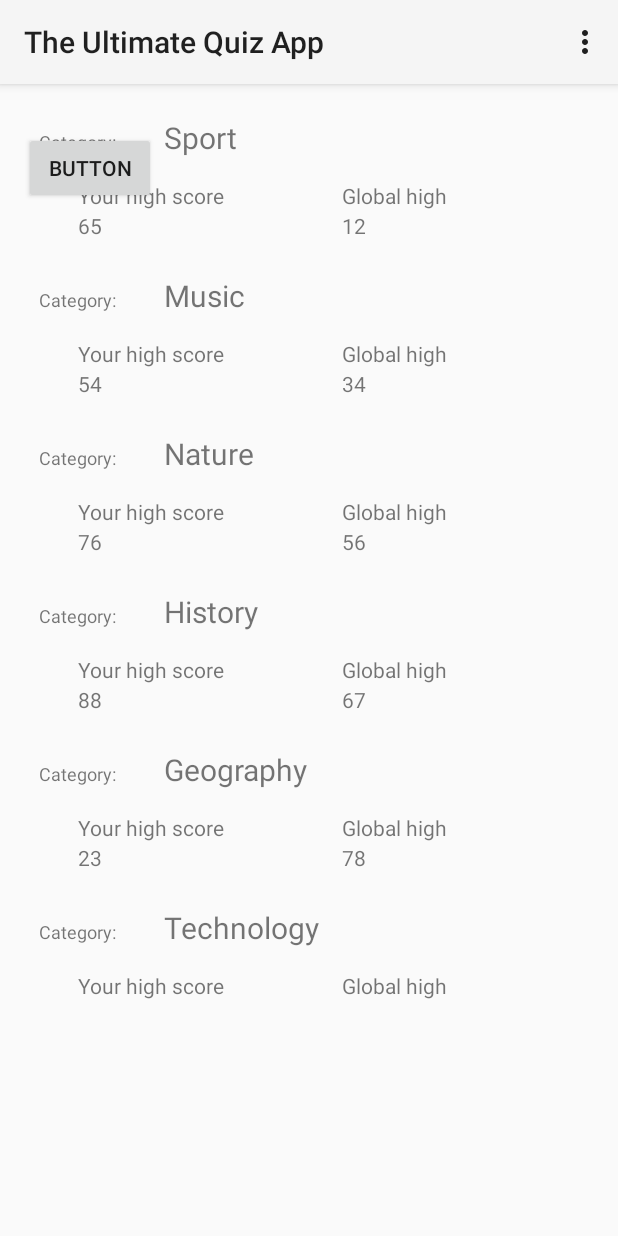
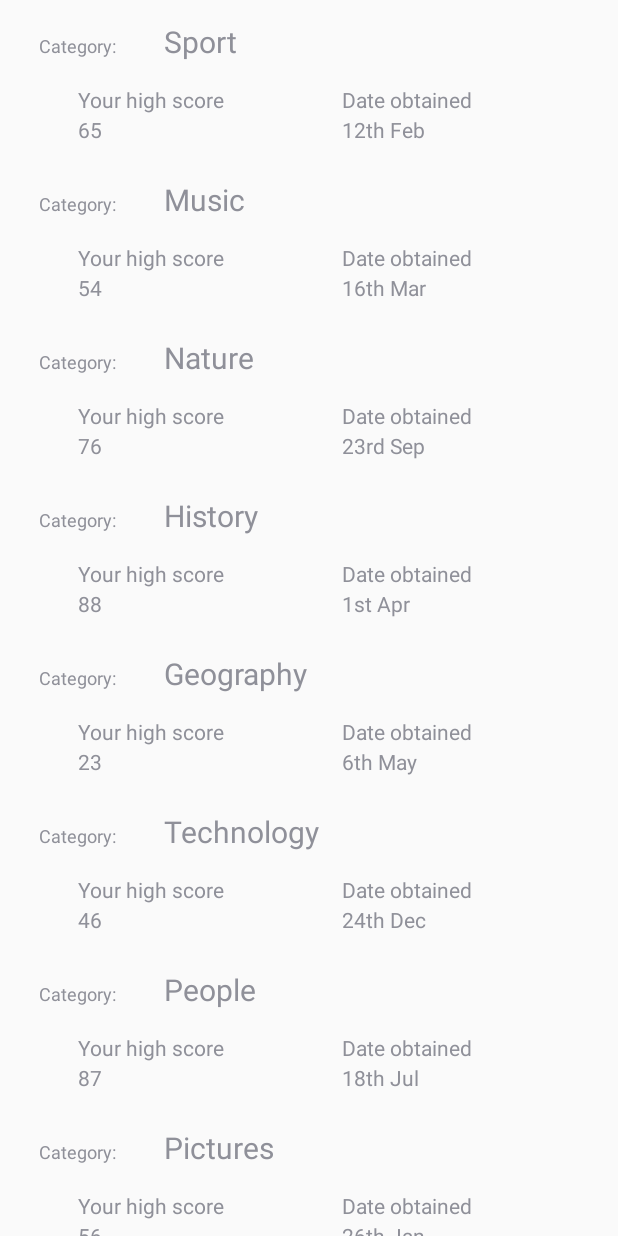
Before and after one commit to RJLgit/QuizApp, an Android app: the screen it shows after launch (MainActivity before the commit, ScoresActivity after it), in the options menu, after a tap on "Your top scores", on a phone screen of 412 x 824 dp. Run offline under Robolectric (Android 15) with nearby library versions, the phone set to English and light mode, and no system bars; our stand-ins replace Firebase (no records; nobody signed in at launch, a user with empty details on screens opened directly); libraries missing offline, so code that uses them is left out: com.firebase.ui; 1 statement that could not run was skipped.

Commit message:
Added fragment for top scores and loaded fragment in activity when menu item clicked

```diff
--- a/app/src/main/AndroidManifest.xml
+++ b/app/src/main/AndroidManifest.xml
@@ -9,6 +9,7 @@
         android:roundIcon="@mipmap/ic_launcher_round"
         android:supportsRtl="true"
         android:theme="@style/Theme.AppCompat.DayNight.NoActionBar">
+        <activity android:name=".ScoresActivity"></activity>
         <activity android:name=".MainActivity">
             <intent-filter>
                 <action android:name="android.intent.action.MAIN" />
--- a/app/src/main/java/com/example/android/myquizapp/MainActivity.java
+++ b/app/src/main/java/com/example/android/myquizapp/MainActivity.java
@@ -110,7 +110,8 @@ public class MainActivity extends AppCompatActivity implements CategoryAdapter.L
                 AuthUI.getInstance().signOut(this);
                 return true;
             case R.id.top_scores_menu:
-
+                Intent intent = new Intent(MainActivity.this, ScoresActivity.class);
+                startActivity(intent);
                 return true;
                 default:
                 return super.onOptionsItemSelected(item);
--- a/app/src/main/java/com/example/android/myquizapp/QuizQuestionClass.java
+++ b/app/src/main/java/com/example/android/myquizapp/QuizQuestionClass.java
@@ -46,5 +46,18 @@ public class QuizQuestionClass {
         res.add("34");
         return res;
     }
-
+    public static ArrayList<String> getDates() {
+        ArrayList<String> res = new ArrayList<>();
+        res.add("12th Feb");
+        res.add("16th Mar");
+        res.add("23rd Sep");
+        res.add("1st Apr");
+        res.add("6th May");
+        res.add("24th Dec");
+        res.add("18th Jul");
+        res.add("26th Jan");
+        res.add("13th Feb");
+        res.add("28th Oct");
+        return res;
+    }
 }
--- /dev/null
+++ b/app/src/main/java/com/example/android/myquizapp/ScoresActivity.java
@@ -0,0 +1,19 @@
+package com.example.android.myquizapp;
+
+import android.support.v4.app.FragmentManager;
+import android.support.v7.app.AppCompatActivity;
+import android.os.Bundle;
+
+public class ScoresActivity extends AppCompatActivity {
+
+    @Override
+    protected void onCreate(Bundle savedInstanceState) {
+        super.onCreate(savedInstanceState);
+        setContentView(R.layout.activity_scores);
+
+        TopScoresFragment topScoresFragment = new TopScoresFragment();
+        FragmentManager fragmentManager = getSupportFragmentManager();
+        fragmentManager.beginTransaction()
+                .add(R.id.frag_container, topScoresFragment).commit();
+    }
+}
--- /dev/null
+++ b/app/src/main/java/com/example/android/myquizapp/ScoresAdapter.java
@@ -0,0 +1,81 @@
+package com.example.android.myquizapp;
+
+import android.content.Context;
+import android.support.annotation.NonNull;
+import android.support.v7.widget.RecyclerView;
+import android.view.LayoutInflater;
+import android.view.View;
+import android.view.ViewGroup;
+import android.widget.TextView;
+
+import java.util.ArrayList;
+
+public class ScoresAdapter extends RecyclerView.Adapter<ScoresAdapter.ScoresViewHolder> {
+
+    private Context mContext;
+    private ArrayList<String> categories;
+    private ArrayList<String> topUserScores;
+    private ArrayList<String> dates;
+    final private ScoresAdapter.ListItemClickListener mListItemClickListener;
+
+    public ScoresAdapter(Context c, ArrayList<String> cat, ArrayList<String> topUser, ArrayList<String> d, ScoresAdapter.ListItemClickListener listener) {
+        this.mContext = c;
+        this.categories = cat;
+        this.topUserScores = topUser;
+        this.dates = d;
+        mListItemClickListener = listener;
+    }
+    public interface ListItemClickListener {
+        void onListItemCLick (String cat);
+    }
+
+    @NonNull
+    @Override
+    public ScoresAdapter.ScoresViewHolder onCreateViewHolder(@NonNull ViewGroup viewGroup, int i) {
+        int layoutForListItem = R.layout.top_scores_item;
+        LayoutInflater inflater = LayoutInflater.from(mContext);
+        View view = inflater.inflate(layoutForListItem, viewGroup, false);
+        return new ScoresAdapter.ScoresViewHolder(view);
+    }
+
+    @Override
+    public void onBindViewHolder(@NonNull ScoresAdapter.ScoresViewHolder scoresViewHolder, int i) {
+        scoresViewHolder.bind(categories.get(i), topUserScores.get(i), dates.get(i));
+    }
+
+    @Override
+    public int getItemCount() {
+        if (categories == null) {
+            return 0;
+        }
+        return categories.size();
+    }
+
+    public class ScoresViewHolder extends RecyclerView.ViewHolder implements View.OnClickListener {
+        private TextView mCategoryTextView;
+        private TextView mUserHighScoreTextView;
+        private TextView mDateTextView;
+
+        public ScoresViewHolder(@NonNull View itemView) {
+            super(itemView);
+            mCategoryTextView = itemView.findViewById(R.id.CategoryScoresNameTextView);
+            mUserHighScoreTextView = itemView.findViewById(R.id.userScoresHighScoreValueTextView);
+            mDateTextView = itemView.findViewById(R.id.dateHighScoreValueTextView);
+            itemView.setOnClickListener(this);
+        }
+
+        void bind(String cat, String userHigh, String date) {
+            mCategoryTextView.setText(cat);
+            mUserHighScoreTextView.setText(userHigh);
+            mDateTextView.setText(date);
+        }
+
+        @Override
+        public void onClick(View view) {
+            int clickedPosition = getAdapterPosition();
+            String categoryClicked = categories.get(clickedPosition);
+
+            mListItemClickListener.onListItemCLick(categoryClicked);
+        }
+    }
+}
--- /dev/null
+++ b/app/src/main/java/com/example/android/myquizapp/TopScoresFragment.java
@@ -0,0 +1,38 @@
+package com.example.android.myquizapp;
+
+import android.os.Bundle;
+import android.support.annotation.NonNull;
+import android.support.annotation.Nullable;
+import android.support.v4.app.Fragment;
+import android.support.v7.widget.LinearLayoutManager;
+import android.support.v7.widget.RecyclerView;
+import android.view.LayoutInflater;
+import android.view.View;
+import android.view.ViewGroup;
+import android.widget.Toast;
+
+public class TopScoresFragment extends Fragment implements ScoresAdapter.ListItemClickListener {
+
+    public TopScoresFragment() {
+    }
+
+    @Nullable
+    @Override
+    public View onCreateView(@NonNull LayoutInflater inflater, @Nullable ViewGroup container, @Nullable Bundle savedInstanceState) {
+        View fView = inflater.inflate(R.layout.fragment_your_top_scores, container, false);
+        RecyclerView mRecyclerView = fView.findViewById(R.id.your_top_scores_recycler_view);
+        LinearLayoutManager layoutManager
+                = new LinearLayoutManager(getActivity().getApplicationContext(), LinearLayoutManager.VERTICAL, false);
+        mRecyclerView.setLayoutManager(layoutManager);
+        mRecyclerView.setHasFixedSize(true);
+
+        ScoresAdapter mScoresAdapter = new ScoresAdapter(getActivity().getApplicationContext(), QuizQuestionClass.getCategories(), QuizQuestionClass.getUserHighScores(), QuizQuestionClass.getDates(), this);
+        mRecyclerView.setAdapter(mScoresAdapter);
+        return fView;
+    }
+
+    @Override
+    public void onListItemCLick(String cat) {
+        Toast.makeText(getActivity(), "Category clicked " + cat, Toast.LENGTH_SHORT).show();
+    }
+}
--- /dev/null
+++ b/app/src/main/res/layout/activity_scores.xml
@@ -0,0 +1,13 @@
+<?xml version="1.0" encoding="utf-8"?>
+<android.support.constraint.ConstraintLayout xmlns:android="http://schemas.android.com/apk/res/android"
+    xmlns:app="http://schemas.android.com/apk/res-auto"
+    xmlns:tools="http://schemas.android.com/tools"
+    android:layout_width="match_parent"
+    android:layout_height="match_parent"
+    tools:context=".ScoresActivity">
+    <FrameLayout
+        android:layout_width="match_parent"
+        android:layout_height="match_parent"
+        android:id="@+id/frag_container"></FrameLayout>
+
+</android.support.constraint.ConstraintLayout>
--- /dev/null
+++ b/app/src/main/res/layout/fragment_global_top_scores.xml
@@ -0,0 +1,5 @@
+<?xml version="1.0" encoding="utf-8"?>
+<android.support.v7.widget.RecyclerView xmlns:android="http://schemas.android.com/apk/res/android"
+    android:layout_width="match_parent" android:layout_height="match_parent" android:id="@+id/global_top_scores_recycler_view">
+
+</android.support.v7.widget.RecyclerView>
--- /dev/null
+++ b/app/src/main/res/layout/fragment_your_top_scores.xml
@@ -0,0 +1,7 @@
+<?xml version="1.0" encoding="utf-8"?>
+<android.support.v7.widget.RecyclerView xmlns:android="http://schemas.android.com/apk/res/android"
+    android:layout_width="match_parent" android:layout_height="match_parent"
+    android:id="@+id/your_top_scores_recycler_view"
+    >
+
+</android.support.v7.widget.RecyclerView>
--- /dev/null
+++ b/app/src/main/res/layout/top_scores_item.xml
@@ -0,0 +1,88 @@
+<?xml version="1.0" encoding="utf-8"?>
+<LinearLayout
+    xmlns:android="http://schemas.android.com/apk/res/android"
+    xmlns:app="http://schemas.android.com/apk/res-auto"
+    xmlns:tools="http://schemas.android.com/tools"
+    android:layout_width="395dp"
+    android:layout_height="105dp">
+
+    <android.support.constraint.ConstraintLayout
+        android:layout_width="395dp"
+        android:layout_height="105dp"
+        android:layout_marginStart="8dp"
+        android:layout_marginTop="4dp"
+        android:layout_marginEnd="8dp"
+        android:orientation="horizontal"
+        app:layout_constraintEnd_toEndOf="parent"
+        app:layout_constraintHorizontal_bias="1.0"
+        app:layout_constraintStart_toStartOf="parent"
+        app:layout_constraintTop_toTopOf="parent">
+
+        <TextView
+            android:id="@+id/categoryScoresLabelTextView"
+            android:layout_width="wrap_content"
+            android:layout_height="wrap_content"
+            android:layout_marginStart="8dp"
+            android:layout_marginTop="8dp"
+            android:padding="10dp"
+            android:text="@string/category_label"
+            android:textSize="12sp"
+            app:layout_constraintStart_toStartOf="parent"
+            app:layout_constraintTop_toTopOf="parent" />
+
+        <TextView
+            android:id="@+id/CategoryScoresNameTextView"
+            android:layout_width="273dp"
+            android:layout_height="34dp"
+            android:layout_marginStart="8dp"
+            android:layout_marginEnd="8dp"
+            android:layout_weight="1"
+            android:text="@string/category_name"
+            android:textSize="20sp"
+            app:layout_constraintBaseline_toBaselineOf="@+id/categoryScoresLabelTextView"
+            app:layout_constraintEnd_toEndOf="parent"
+            app:layout_constraintStart_toEndOf="@+id/categoryScoresLabelTextView" />
+
+        <TextView
+            android:id="@+id/userScoresHighScoreLabelTextView"
+            android:layout_width="100dp"
+            android:layout_height="20dp"
+            android:layout_marginStart="44dp"
+            android:layout_marginTop="8dp"
+            android:text="@string/user_high_score_label"
+            app:layout_constraintStart_toStartOf="parent"
+            app:layout_constraintTop_toBottomOf="@+id/categoryScoresLabelTextView" />
+
+        <TextView
+            android:id="@+id/dateHighScoreLabelTextView"
+            android:layout_width="100dp"
+            android:layout_height="20dp"
+            android:layout_marginStart="8dp"
+            android:layout_marginTop="8dp"
+            android:layout_marginEnd="8dp"
+            android:text="@string/date_obtained"
+            app:layout_constraintEnd_toEndOf="parent"
+            app:layout_constraintStart_toEndOf="@+id/userScoresHighScoreLabelTextView"
+            app:layout_constraintTop_toBottomOf="@+id/categoryScoresLabelTextView" />
+
+        <TextView
+            android:id="@+id/userScoresHighScoreValueTextView"
+            android:layout_width="100dp"
+            android:layout_height="20dp"
+            android:layout_marginStart="44dp"
+            android:text="@string/score"
+            app:layout_constraintStart_toStartOf="parent"
+            app:layout_constraintTop_toBottomOf="@+id/userScoresHighScoreLabelTextView" />
+
+        <TextView
+            android:id="@+id/dateHighScoreValueTextView"
+            android:layout_width="100dp"
+            android:layout_height="20dp"
+            android:layout_marginStart="8dp"
+            android:layout_marginEnd="8dp"
+            android:text="Score"
+            app:layout_constraintEnd_toEndOf="parent"
+            app:layout_constraintStart_toEndOf="@+id/userScoresHighScoreValueTextView"
+            app:layout_constraintTop_toBottomOf="@+id/dateHighScoreLabelTextView" />
+    </android.support.constraint.ConstraintLayout>
+</LinearLayout>
--- a/app/src/main/res/values/strings.xml
+++ b/app/src/main/res/values/strings.xml
@@ -7,4 +7,6 @@
     <string name="default_web_client_id">213505988047-60is1v76m78dle0sepc642u2uqm1rqb5.apps.googleusercontent.com</string>
     <string name="sign_out">Sign Out</string>
     <string name="your_top_scores">Your top scores</string>
+    <string name="date_obtained">Date obtained</string>
+    <string name="score">Score</string>
 </resources>
```
Also changed, not shown: app/build.gradle (line endings or trailing spaces).
